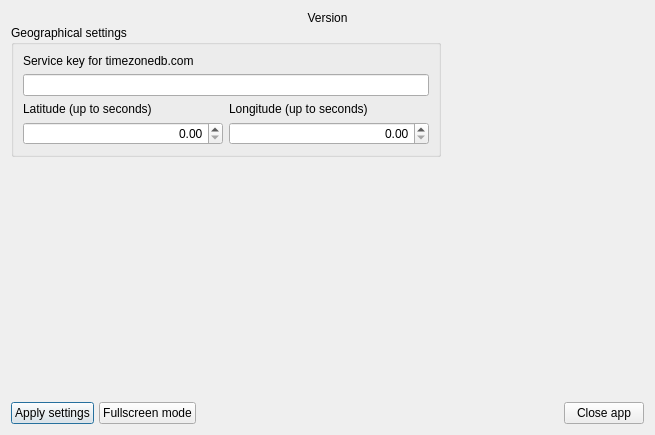
KrusnikViers/RaspClock, file src/ui/settings.ui: the form before one commit.
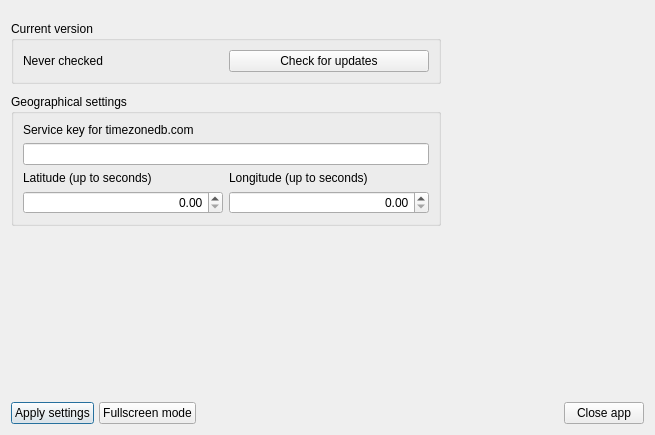
The form after the commit.

Commit message: Create control in settings to enforce updates. Fix few issues with restarting code

```diff
--- a/src/ui/settings.ui
+++ b/src/ui/settings.ui
@@ -86,7 +86,7 @@
         <number>0</number>
        </property>
        <property name="topMargin">
-        <number>0</number>
+        <number>10</number>
        </property>
        <property name="rightMargin">
         <number>0</number>
@@ -94,10 +94,26 @@
        <property name="bottomMargin">
         <number>0</number>
        </property>
-       <property name="spacing">
+       <property name="horizontalSpacing">
         <number>0</number>
        </property>
-       <item row="1" column="1" rowspan="2">
+       <property name="verticalSpacing">
+        <number>10</number>
+       </property>
+       <item row="3" column="0">
+        <spacer name="srv_6">
+         <property name="orientation">
+          <enum>Qt::Vertical</enum>
+         </property>
+         <property name="sizeHint" stdset="0">
+          <size>
+           <width>0</width>
+           <height>0</height>
+          </size>
+         </property>
+        </spacer>
+       </item>
+       <item row="2" column="1" rowspan="2">
         <spacer name="srv_5">
          <property name="orientation">
           <enum>Qt::Horizontal</enum>
@@ -110,7 +126,7 @@
          </property>
         </spacer>
        </item>
-       <item row="1" column="0">
+       <item row="2" column="0">
         <widget class="QGroupBox" name="srv">
          <property name="title">
           <string>Geographical settings</string>
@@ -169,30 +185,27 @@
          </layout>
         </widget>
        </item>
-       <item row="2" column="0">
-        <spacer name="srv_6">
-         <property name="orientation">
-          <enum>Qt::Vertical</enum>
+       <item row="1" column="0">
+        <widget class="QGroupBox" name="version_group_box">
+         <property name="title">
+          <string>Current version</string>
          </property>
-         <property name="sizeHint" stdset="0">
-          <size>
-           <width>0</width>
-           <height>0</height>
-          </size>
-         </property>
-        </spacer>
-       </item>
-       <item row="0" column="0" colspan="2">
-        <widget class="QLabel" name="version_label">
-         <property name="text">
-          <string>Version</string>
-         </property>
-         <property name="alignment">
-          <set>Qt::AlignHCenter|Qt::AlignTop</set>
-         </property>
-         <property name="margin">
-          <number>10</number>
-         </property>
+         <layout class="QHBoxLayout" name="horizontalLayout">
+          <item>
+           <widget class="QLabel" name="version_check_time">
+            <property name="text">
+             <string>Never checked</string>
+            </property>
+           </widget>
+          </item>
+          <item>
+           <widget class="QPushButton" name="check_updates">
+            <property name="text">
+             <string>Check for updates</string>
+            </property>
+           </widget>
+          </item>
+         </layout>
         </widget>
        </item>
       </layout>
```
The commit also changes 3 other files.
